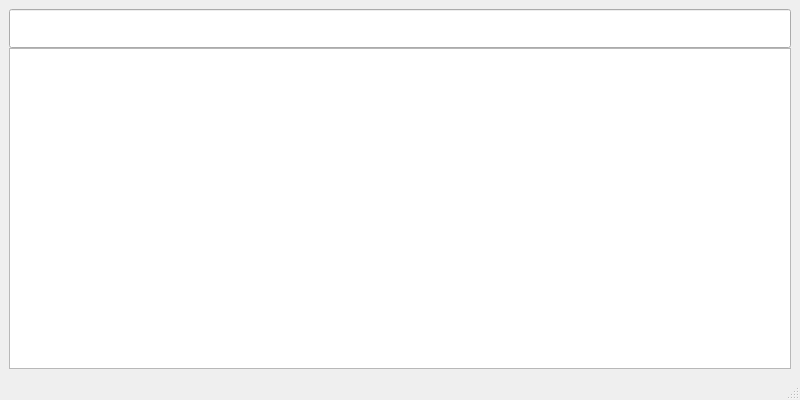
This is src/mainwindow.ui in giosali/rafiki as Qt 5 draws it before an edit. The edited form follows.
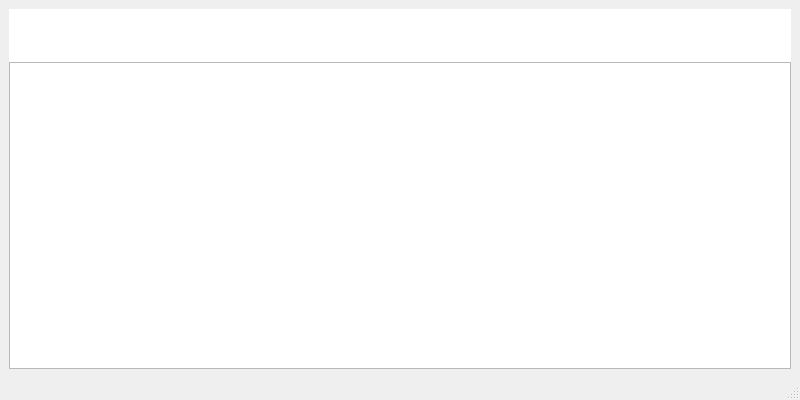
This is the edited form.

Commit message: Remove border and increase padding of QLineEdit widget

What changed in the file:
```diff
--- a/src/mainwindow.ui
+++ b/src/mainwindow.ui
@@ -27,6 +27,12 @@
           <pointsize>20</pointsize>
          </font>
         </property>
+        <property name="styleSheet">
+         <string notr="true">QLineEdit {
+	border: none;
+	padding: 10px;
+}</string>
+        </property>
        </widget>
       </item>
       <item>
```
